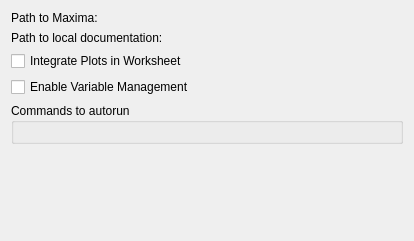
Above: src/backends/maxima/settings.ui from KDE/cantor before the change. Below: the same form after it.
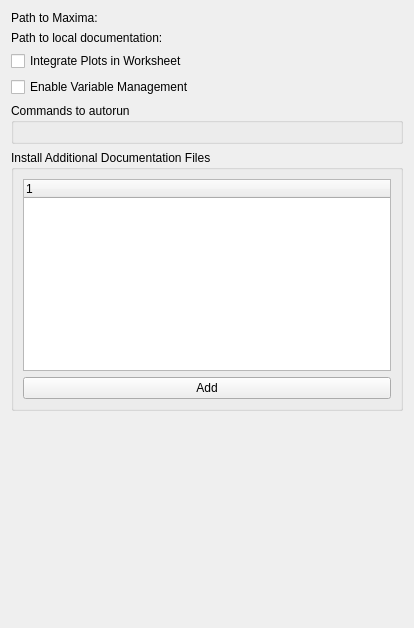
That is the form after the change. Icons and pictures are not drawn. Custom widgets are drawn as their Qt base class.

Commit message: Fix documentation switching through combobox problem and add widget inside maxima settings to install additional qt help files

Patch:
```diff
--- a/src/backends/maxima/settings.ui
+++ b/src/backends/maxima/settings.ui
@@ -7,7 +7,7 @@
     <x>0</x>
     <y>0</y>
     <width>414</width>
-    <height>241</height>
+    <height>628</height>
    </rect>
   </property>
   <layout class="QVBoxLayout" name="verticalLayout">
@@ -73,7 +73,39 @@
      </property>
      <layout class="QVBoxLayout" name="verticalLayoutScripts">
       <item>
-       <widget class="KEditListWidget" name="kcfg_autorunScripts" native="true"/>
+       <widget class="KEditListWidget" name="kcfg_autorunScripts"/>
+      </item>
+     </layout>
+    </widget>
+   </item>
+   <item>
+    <widget class="QGroupBox" name="groupBox2">
+     <property name="toolTip">
+      <string>Install locally available documentation files or download from the KDE store</string>
+     </property>
+     <property name="title">
+      <string>Install Additional Documentation Files</string>
+     </property>
+     <layout class="QVBoxLayout" name="container">
+      <item>
+       <widget class="QTreeWidget" name="treeWidget">
+        <column>
+         <property name="text">
+          <string notr="true">1</string>
+         </property>
+        </column>
+       </widget>
+      </item>
+      <item>
+       <widget class="QPushButton" name="pushButton">
+        <property name="text">
+         <string>Add</string>
+        </property>
+        <property name="icon">
+         <iconset theme="project_add">
+          <normaloff>.</normaloff>.</iconset>
+        </property>
+       </widget>
       </item>
      </layout>
     </widget>
@@ -96,7 +128,7 @@
  <customwidgets>
   <customwidget>
    <class>KUrlRequester</class>
-   <extends>QFrame</extends>
+   <extends>QWidget</extends>
    <header>kurlrequester.h</header>
    <container>1</container>
   </customwidget>
```
The commit also changes 4 other files.
